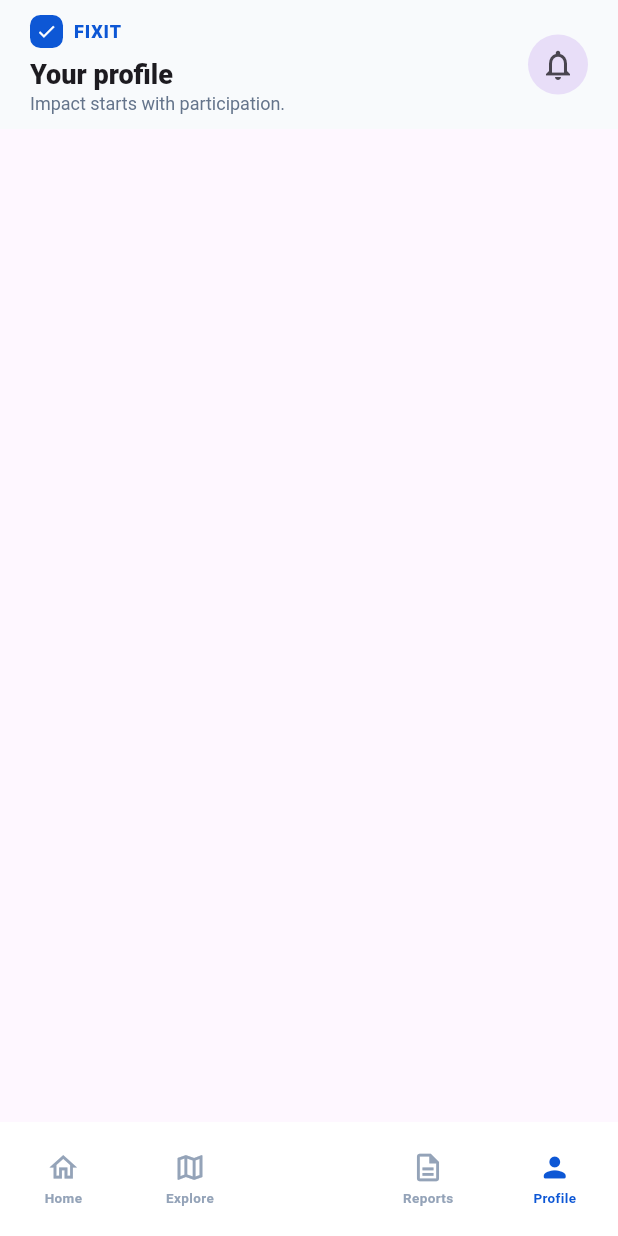
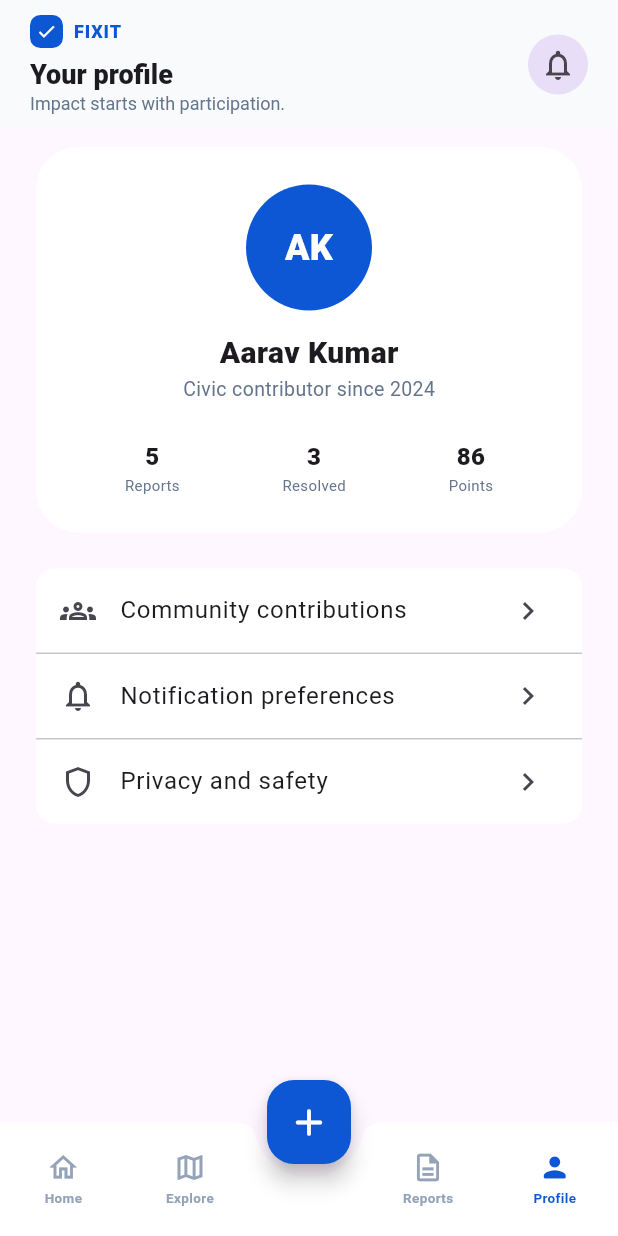
Before and after one commit to AkshayaG22/Mini-Project-SE, a Flutter app: the FixItShell screen opened directly, item 4 of the bottom bar chosen, on a phone screen of 412 x 824 dp. Run offline on Flutter 3.47's test engine with Material 3 defaults, Android fonts, the phone set to English and light mode, and no system bars.

Commit message:
added screens

```diff
--- a/lib/screens/fixit_appbar.dart
+++ b/lib/screens/fixit_appbar.dart
@@ -4,6 +4,10 @@ import "../widgets/fixit_widgets.dart";
 
 //import others when doing the other buttons!
 import 'homescreen.dart';
+import 'explore_screen.dart';
+import 'reports_screen.dart';
+import 'profile_screen.dart';
+import 'report_hazard_sheet.dart';
 
 class FixItShell extends StatefulWidget {
   const FixItShell({super.key});
@@ -71,26 +75,50 @@ class _FixItShellState extends State<FixItShell> {
         index: currentIndex,
         children: [
           Homescreen(),
-          // ExploreScreen(),
-          // ReportsScreen(),
-          // ProfileScreen(),
+          ExploreScreen(),
+          ReportsScreen(),
+          ProfileScreen(),
         ],
       ),
       //for the report button! [bug]
 
-      // floatingActionButton: FloatingActionButton(
-      //   onPressed: () => showModalBottomSheet<void>(
-      //     context: context,
-      //     isScrollControlled: true,
-      //     showDragHandle: true,
-      //     backgroundColor: canvas,
-      //     builder: (_) => const ReportHazardSheet(),
-      //   ),
-      //   backgroundColor: blue,
-      //   foregroundColor: Colors.white,
-      //   shape: RoundedRectangleBorder(borderRadius: BorderRadius.circular(18)),
-      //   child: const Icon(Icons.add_rounded, size: 30),
-      // ),
+      floatingActionButton: FloatingActionButton(
+        onPressed: () => showModalBottomSheet<void>(
+          context: context,
+          isScrollControlled: true,
+          showDragHandle: true,
+          backgroundColor: canvas,
+          builder: (_) => const ReportHazardSheet(),
+        ),
+        backgroundColor: blue,
+        foregroundColor: Colors.white,
+        shape: RoundedRectangleBorder(borderRadius: BorderRadius.circular(18)),
+        child: const Icon(Icons.add_rounded, size: 30),
+      ),
+    //   floatingActionButton: FloatingActionButton(
+    //     onPressed: () => showModalBottomSheet<void>(
+    //       context: context,
+    //       isScrollControlled: true,
+    //       showDragHandle: true,
+    //       backgroundColor: canvas,
+    //       builder: (_) {
+    //         // 👇 You must return a widget here
+    //         return Container(
+    //           padding: const EdgeInsets.all(20),
+    //           child: const Text(
+    //             "This is a placeholder bottom sheet",
+    //             style: TextStyle(fontSize: 16),
+    //           ),
+    //         );
+    //       },
+    //     ),
+    //     backgroundColor: blue,
+    //     foregroundColor: Colors.white,
+    //     shape: RoundedRectangleBorder(borderRadius: BorderRadius.circular(18)),
+    //     child: const Icon(Icons.add_rounded, size: 30),
+    // ),
+
+
       floatingActionButtonLocation: FloatingActionButtonLocation.centerDocked,
       bottomNavigationBar: BottomAppBar(
         padding: EdgeInsets.zero,
--- /dev/null
+++ b/lib/screens/profile_screen.dart
@@ -0,0 +1,59 @@
+import "package:flutter/material.dart";
+
+import "../widgets/fixit_widgets.dart";
+
+class ProfileScreen extends StatelessWidget {
+  const ProfileScreen({super.key});
+
+  @override
+  Widget build(BuildContext context) {
+    return ListView(
+      padding: const EdgeInsets.fromLTRB(20, 8, 20, 110),
+      children: [
+        Card(
+          elevation: 0,
+          color: Colors.white,
+          shape: RoundedRectangleBorder(borderRadius: BorderRadius.circular(28)),
+          child: const Padding(
+            padding: EdgeInsets.all(25),
+            child: Column(
+              children: [
+                CircleAvatar(
+                  radius: 42,
+                  backgroundColor: blue,
+                  child: Text("AK", style: TextStyle(color: Colors.white, fontSize: 24, fontWeight: FontWeight.w800)),
+                ),
+                SizedBox(height: 14),
+                Text("Aarav Kumar", style: TextStyle(fontSize: 20, fontWeight: FontWeight.w800)),
+                Text("Civic contributor since 2024", style: TextStyle(color: Color(0xFF64748B), fontSize: 13)),
+                SizedBox(height: 24),
+                Row(
+                  mainAxisAlignment: MainAxisAlignment.spaceAround,
+                  children: [
+                    ProfileMetric(value: "5", label: "Reports"),
+                    ProfileMetric(value: "3", label: "Resolved"),
+                    ProfileMetric(value: "86", label: "Points"),
+                  ],
+                ),
+              ],
+            ),
+          ),
+        ),
+        const SizedBox(height: 16),
+        Card(
+          elevation: 0,
+          color: Colors.white,
+          child: Column(
+            children: [
+              ListTile(leading: Icon(Icons.groups_outlined), title: Text("Community contributions"), trailing: Icon(Icons.chevron_right)),
+              Divider(height: 1),
+              ListTile(leading: Icon(Icons.notifications_none), title: Text("Notification preferences"), trailing: Icon(Icons.chevron_right)),
+              Divider(height: 1),
+              ListTile(leading: Icon(Icons.shield_outlined), title: Text("Privacy and safety"), trailing: Icon(Icons.chevron_right)),
+            ],
+          ),
+        ),
+      ],
+    );
+  }
+}
```
Also changed, not shown: lib/main.dart (+10 -40 lines), lib/screens/explore_screen.dart (added, +56 -0 lines), lib/screens/report_hazard_sheet.dart (added, +159 -0 lines), lib/screens/reports_screen.dart (added, +46 -0 lines).
